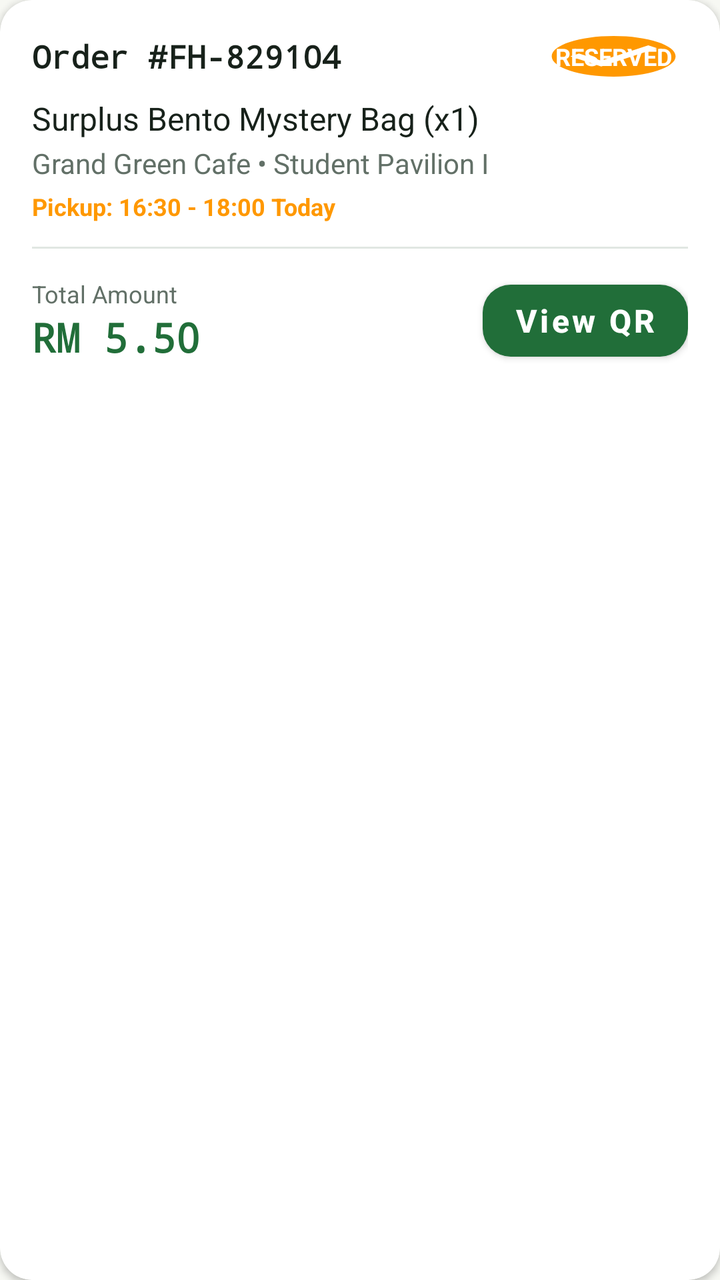
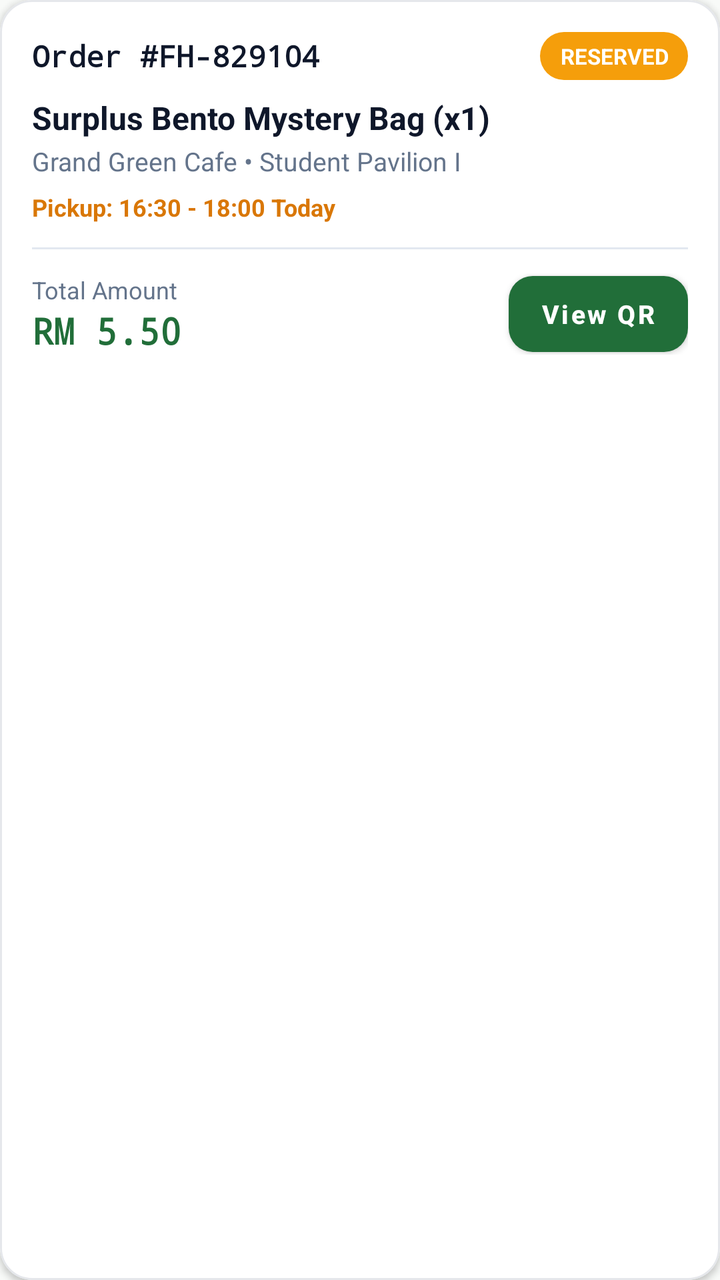

Compare the two renders of this Android layout. The source of the first and the diff that turns it into the second are given below.
<!-- AndroidManifest.xml: application theme Theme.MAD_Group13_FoodHero -->
<!-- res/layout/item_order_card.xml -->
<?xml version="1.0" encoding="utf-8"?>
<com.google.android.material.card.MaterialCardView xmlns:android="http://schemas.android.com/apk/res/android"
    xmlns:app="http://schemas.android.com/apk/res-auto"
    style="@style/Widget.FoodHero.Card"
    android:layout_width="match_parent"
    android:layout_height="wrap_content"
    android:layout_marginStart="@dimen/spacing_16"
    android:layout_marginTop="@dimen/spacing_8"
    android:layout_marginEnd="@dimen/spacing_16"
    android:layout_marginBottom="@dimen/spacing_8">

    <LinearLayout
        android:layout_width="match_parent"
        android:layout_height="wrap_content"
        android:orientation="vertical"
        android:padding="@dimen/spacing_16">

        
        <LinearLayout
            android:layout_width="match_parent"
            android:layout_height="wrap_content"
            android:gravity="center_vertical"
            android:orientation="horizontal">

            <TextView
                android:id="@+id/tv_order_code"
                android:layout_width="0dp"
                android:layout_height="wrap_content"
                android:layout_weight="1"
                android:fontFamily="monospace"
                android:text="Order #FH-829104"
                android:textColor="@color/colorTextPrimary"
                android:textSize="@dimen/text_size_action"
                android:textStyle="bold" />

            <TextView
                android:id="@+id/tv_order_status"
                android:layout_width="wrap_content"
                android:layout_height="wrap_content"
                android:background="@drawable/ic_check_circle"
                android:backgroundTint="@color/colorAccent"
                android:paddingStart="@dimen/spacing_8"
                android:paddingTop="@dimen/spacing_4"
                android:paddingEnd="@dimen/spacing_8"
                android:paddingBottom="@dimen/spacing_4"
                android:text="RESERVED"
                android:textColor="@color/white"
                android:textSize="@dimen/text_size_caption"
                android:textStyle="bold" />
        </LinearLayout>

        <TextView
            android:id="@+id/tv_order_item_title"
            android:layout_width="match_parent"
            android:layout_height="wrap_content"
            android:layout_marginTop="@dimen/spacing_8"
            android:text="Surplus Bento Mystery Bag (x1)"
            android:textColor="@color/colorTextPrimary"
            android:textSize="@dimen/text_size_action" />

        <TextView
            android:id="@+id/tv_order_merchant"
            android:layout_width="match_parent"
            android:layout_height="wrap_content"
            android:layout_marginTop="@dimen/spacing_2"
            android:text="Grand Green Cafe • Student Pavilion I"
            android:textColor="@color/colorTextSecondary"
            android:textSize="@dimen/text_size_body" />

        <TextView
            android:id="@+id/tv_order_pickup_time"
            android:layout_width="match_parent"
            android:layout_height="wrap_content"
            android:layout_marginTop="@dimen/spacing_4"
            android:text="Pickup: 16:30 - 18:00 Today"
            android:textColor="@color/colorAccent"
            android:textSize="@dimen/text_size_caption"
            android:textStyle="bold" />

        <View
            android:layout_width="match_parent"
            android:layout_height="1dp"
            android:layout_marginTop="@dimen/spacing_12"
            android:layout_marginBottom="@dimen/spacing_12"
            android:background="@color/colorDivider" />

        
        <LinearLayout
            android:layout_width="match_parent"
            android:layout_height="wrap_content"
            android:gravity="center_vertical"
            android:orientation="horizontal">

            <LinearLayout
                android:layout_width="0dp"
                android:layout_height="wrap_content"
                android:layout_weight="1"
                android:orientation="vertical">

                <TextView
                    android:layout_width="wrap_content"
                    android:layout_height="wrap_content"
                    android:text="Total Amount"
                    android:textColor="@color/colorTextSecondary"
                    android:textSize="@dimen/text_size_caption" />

                <TextView
                    android:id="@+id/tv_order_price"
                    android:layout_width="wrap_content"
                    android:layout_height="wrap_content"
                    android:fontFamily="monospace"
                    android:text="RM 5.50"
                    android:textColor="@color/colorPrimary"
                    android:textSize="@dimen/text_size_title"
                    android:textStyle="bold" />
            </LinearLayout>

            <com.google.android.material.button.MaterialButton
                android:id="@+id/btn_view_qr"
                style="@style/Widget.FoodHero.Button.Primary"
                android:layout_width="wrap_content"
                android:layout_height="wrap_content"
                android:text="View QR" />

            <com.google.android.material.button.MaterialButton
                android:id="@+id/btn_rate_order"
                style="@style/Widget.FoodHero.Button.Secondary"
                android:layout_width="wrap_content"
                android:layout_height="wrap_content"
                android:text="Rate"
                android:visibility="gone" />
        </LinearLayout>
    </LinearLayout>
</com.google.android.material.card.MaterialCardView>
<!-- resources referenced by this layout -->
<resources>
  <color name="colorAccent">#FF9800</color>
  <color name="colorDivider">#E1E7E2</color>
  <color name="colorPrimary">#216E39</color>
  <color name="colorTextPrimary">#17211A</color>
  <color name="colorTextSecondary">#627067</color>
  <color name="white">#FFFFFF</color>
  <dimen name="spacing_12">12dp</dimen>
  <dimen name="spacing_16">16dp</dimen>
  <dimen name="spacing_2">2dp</dimen>
  <dimen name="spacing_4">4dp</dimen>
  <dimen name="spacing_8">8dp</dimen>
  <dimen name="text_size_action">16sp</dimen>
  <dimen name="text_size_body">14sp</dimen>
  <dimen name="text_size_caption">12sp</dimen>
  <dimen name="text_size_title">20sp</dimen>
  <!-- drawable ic_check_circle (drawable) -->
  <vector xmlns:android="http://schemas.android.com/apk/res/android"
      android:width="24dp"
      android:height="24dp"
      android:viewportWidth="24"
      android:viewportHeight="24">
      <path
          android:fillColor="@color/colorPrimary"
          android:pathData="M12,2C6.48,2 2,6.48 2,12s4.48,10 10,10 10,-4.48 10,-10S17.52,2 12,2zm-2,15l-5,-5 1.41,-1.41L10,14.17l7.59,-7.59L19,8l-9,9z" />
  </vector>
  <style name="Widget.FoodHero.Button.Primary" parent="Widget.MaterialComponents.Button">
          <item name="backgroundTint">@color/colorPrimary</item>
          <item name="android:textColor">@color/white</item>
          <item name="cornerRadius">@dimen/corner_button</item>
          <item name="android:minHeight">@dimen/min_touch_target</item>
          <item name="android:textSize">@dimen/text_size_action</item>
          <item name="android:textStyle">bold</item>
          <item name="elevation">2dp</item>
          <item name="android:textAllCaps">false</item>
      </style>
  <style name="Widget.FoodHero.Button.Secondary" parent="Widget.MaterialComponents.Button.OutlinedButton">
          <item name="strokeColor">@color/colorPrimary</item>
          <item name="strokeWidth">1.5dp</item>
          <item name="android:textColor">@color/colorPrimary</item>
          <item name="cornerRadius">@dimen/corner_button</item>
          <item name="android:minHeight">@dimen/min_touch_target</item>
          <item name="android:textSize">@dimen/text_size_action</item>
          <item name="android:textAllCaps">false</item>
      </style>
  <style name="Widget.FoodHero.Card" parent="Widget.MaterialComponents.CardView">
          <item name="cardCornerRadius">@dimen/corner_card</item>
          <item name="cardElevation">@dimen/elevation_card</item>
          <item name="cardBackgroundColor">@color/colorSurface</item>
          <item name="cardMaxElevation">@dimen/elevation_card_elevated</item>
          <item name="android:clipToPadding">false</item>
      </style>
  <dimen name="corner_button">14dp</dimen>
  <dimen name="min_touch_target">48dp</dimen>
  <dimen name="corner_card">16dp</dimen>
  <dimen name="elevation_card">2dp</dimen>
  <color name="colorSurface">#FFFFFF</color>
  <dimen name="elevation_card_elevated">6dp</dimen>
  <color name="colorPrimaryDark">#123C25</color>
  <color name="colorAccentContainer">#FFF1D6</color>
  <color name="colorBackground">#F7F8F3</color>
  <color name="colorError">#B3261E</color>
  <!-- unchanged entries left out for length: 1 -->
</resources>

<!-- the commit's change to res/layout/item_order_card.xml (unified diff, before → after) -->
@@ -30,22 +30,21 @@
                 android:fontFamily="monospace"
                 android:text="Order #FH-829104"
                 android:textColor="@color/colorTextPrimary"
-                android:textSize="@dimen/text_size_action"
+                android:textSize="15sp"
                 android:textStyle="bold" />
 
             <TextView
                 android:id="@+id/tv_order_status"
                 android:layout_width="wrap_content"
-                android:layout_height="wrap_content"
-                android:background="@drawable/ic_check_circle"
+                android:layout_height="24dp"
+                android:background="@drawable/bg_badge_pill"
                 android:backgroundTint="@color/colorAccent"
-                android:paddingStart="@dimen/spacing_8"
-                android:paddingTop="@dimen/spacing_4"
-                android:paddingEnd="@dimen/spacing_8"
-                android:paddingBottom="@dimen/spacing_4"
+                android:gravity="center"
+                android:paddingStart="@dimen/spacing_10"
+                android:paddingEnd="@dimen/spacing_10"
                 android:text="RESERVED"
                 android:textColor="@color/white"
-                android:textSize="@dimen/text_size_caption"
+                android:textSize="11sp"
                 android:textStyle="bold" />
         </LinearLayout>
 
@@ -56,24 +55,25 @@
             android:layout_marginTop="@dimen/spacing_8"
             android:text="Surplus Bento Mystery Bag (x1)"
             android:textColor="@color/colorTextPrimary"
-            android:textSize="@dimen/text_size_action" />
+            android:textSize="16sp"
+            android:textStyle="bold" />
 
         <TextView
             android:id="@+id/tv_order_merchant"
             android:layout_width="match_parent"
             android:layout_height="wrap_content"
-            android:layout_marginTop="@dimen/spacing_2"
+            android:layout_marginTop="2dp"
             android:text="Grand Green Cafe • Student Pavilion I"
             android:textColor="@color/colorTextSecondary"
-            android:textSize="@dimen/text_size_body" />
+            android:textSize="@dimen/text_size_sub" />
 
         <TextView
             android:id="@+id/tv_order_pickup_time"
             android:layout_width="match_parent"
             android:layout_height="wrap_content"
-            android:layout_marginTop="@dimen/spacing_4"
+            android:layout_marginTop="@dimen/spacing_6"
             android:text="Pickup: 16:30 - 18:00 Today"
-            android:textColor="@color/colorAccent"
+            android:textColor="@color/colorAccentDark"
             android:textSize="@dimen/text_size_caption"
             android:textStyle="bold" />
 
@@ -111,7 +111,7 @@
                     android:fontFamily="monospace"
                     android:text="RM 5.50"
                     android:textColor="@color/colorPrimary"
-                    android:textSize="@dimen/text_size_title"
+                    android:textSize="18sp"
                     android:textStyle="bold" />
             </LinearLayout>
 
@@ -119,15 +119,21 @@
                 android:id="@+id/btn_view_qr"
                 style="@style/Widget.FoodHero.Button.Primary"
                 android:layout_width="wrap_content"
-                android:layout_height="wrap_content"
-                android:text="View QR" />
+                android:layout_height="38dp"
+                android:paddingStart="@dimen/spacing_16"
+                android:paddingEnd="@dimen/spacing_16"
+                android:text="View QR"
+                android:textSize="13sp" />
 
             <com.google.android.material.button.MaterialButton
                 android:id="@+id/btn_rate_order"
                 style="@style/Widget.FoodHero.Button.Secondary"
                 android:layout_width="wrap_content"
-                android:layout_height="wrap_content"
+                android:layout_height="38dp"
+                android:paddingStart="@dimen/spacing_16"
+                android:paddingEnd="@dimen/spacing_16"
                 android:text="Rate"
+                android:textSize="13sp"
                 android:visibility="gone" />
         </LinearLayout>
     </LinearLayout>
<!-- resource entries referenced after the edit -->
@@ -1,38 +1,37 @@
 <!-- resources referenced by this layout -->
 <resources>
-  <color name="colorAccent">#FF9800</color>
-  <color name="colorDivider">#E1E7E2</color>
+  <color name="colorAccent">#F59E0B</color>
+  <color name="colorAccentDark">#D97706</color>
+  <color name="colorDivider">#E2E8F0</color>
   <color name="colorPrimary">#216E39</color>
-  <color name="colorTextPrimary">#17211A</color>
-  <color name="colorTextSecondary">#627067</color>
+  <color name="colorTextPrimary">#0F172A</color>
+  <color name="colorTextSecondary">#64748B</color>
   <color name="white">#FFFFFF</color>
+  <dimen name="spacing_10">10dp</dimen>
   <dimen name="spacing_12">12dp</dimen>
   <dimen name="spacing_16">16dp</dimen>
-  <dimen name="spacing_2">2dp</dimen>
-  <dimen name="spacing_4">4dp</dimen>
+  <dimen name="spacing_6">6dp</dimen>
   <dimen name="spacing_8">8dp</dimen>
-  <dimen name="text_size_action">16sp</dimen>
-  <dimen name="text_size_body">14sp</dimen>
+  <dimen name="text_size_action">15sp</dimen>
   <dimen name="text_size_caption">12sp</dimen>
-  <dimen name="text_size_title">20sp</dimen>
-  <!-- drawable ic_check_circle (drawable) -->
-  <vector xmlns:android="http://schemas.android.com/apk/res/android"
-      android:width="24dp"
-      android:height="24dp"
-      android:viewportWidth="24"
-      android:viewportHeight="24">
-      <path
-          android:fillColor="@color/colorPrimary"
-          android:pathData="M12,2C6.48,2 2,6.48 2,12s4.48,10 10,10 10,-4.48 10,-10S17.52,2 12,2zm-2,15l-5,-5 1.41,-1.41L10,14.17l7.59,-7.59L19,8l-9,9z" />
-  </vector>
+  <dimen name="text_size_sub">13sp</dimen>
+  <!-- drawable bg_badge_pill (drawable) -->
+  <?xml version="1.0" encoding="utf-8"?>
+  <shape xmlns:android="http://schemas.android.com/apk/res/android"
+      android:shape="rectangle">
+      <corners android:radius="999dp" />
+      <solid android:color="@color/colorPrimary" />
+  </shape>
   <style name="Widget.FoodHero.Button.Primary" parent="Widget.MaterialComponents.Button">
           <item name="backgroundTint">@color/colorPrimary</item>
           <item name="android:textColor">@color/white</item>
           <item name="cornerRadius">@dimen/corner_button</item>
-          <item name="android:minHeight">@dimen/min_touch_target</item>
+          <item name="android:minHeight">@dimen/button_height_primary</item>
           <item name="android:textSize">@dimen/text_size_action</item>
           <item name="android:textStyle">bold</item>
-          <item name="elevation">2dp</item>
+          <item name="android:insetTop">0dp</item>
+          <item name="android:insetBottom">0dp</item>
+          <item name="elevation">@dimen/elevation_card</item>
           <item name="android:textAllCaps">false</item>
       </style>
   <style name="Widget.FoodHero.Button.Secondary" parent="Widget.MaterialComponents.Button.OutlinedButton">
@@ -40,8 +39,11 @@
           <item name="strokeWidth">1.5dp</item>
           <item name="android:textColor">@color/colorPrimary</item>
           <item name="cornerRadius">@dimen/corner_button</item>
-          <item name="android:minHeight">@dimen/min_touch_target</item>
+          <item name="android:minHeight">@dimen/button_height_primary</item>
           <item name="android:textSize">@dimen/text_size_action</item>
+          <item name="android:textStyle">bold</item>
+          <item name="android:insetTop">0dp</item>
+          <item name="android:insetBottom">0dp</item>
           <item name="android:textAllCaps">false</item>
       </style>
   <style name="Widget.FoodHero.Card" parent="Widget.MaterialComponents.CardView">
@@ -49,18 +51,21 @@
           <item name="cardElevation">@dimen/elevation_card</item>
           <item name="cardBackgroundColor">@color/colorSurface</item>
           <item name="cardMaxElevation">@dimen/elevation_card_elevated</item>
+          <item name="strokeColor">@color/colorCardBorder</item>
+          <item name="strokeWidth">1dp</item>
           <item name="android:clipToPadding">false</item>
       </style>
-  <dimen name="corner_button">14dp</dimen>
-  <dimen name="min_touch_target">48dp</dimen>
+  <dimen name="corner_button">12dp</dimen>
+  <dimen name="button_height_primary">48dp</dimen>
   <dimen name="corner_card">16dp</dimen>
   <dimen name="elevation_card">2dp</dimen>
   <color name="colorSurface">#FFFFFF</color>
-  <dimen name="elevation_card_elevated">6dp</dimen>
+  <dimen name="elevation_card_elevated">4dp</dimen>
+  <color name="colorCardBorder">#E5E7EB</color>
   <color name="colorPrimaryDark">#123C25</color>
-  <color name="colorAccentContainer">#FFF1D6</color>
-  <color name="colorBackground">#F7F8F3</color>
-  <color name="colorError">#B3261E</color>
+  <color name="colorAccentContainer">#FEF3C7</color>
+  <color name="colorBackground">#F8FAF8</color>
+  <color name="colorError">#DC2626</color>
   <!-- unchanged entries left out for length: 1 -->
 </resources>
 
